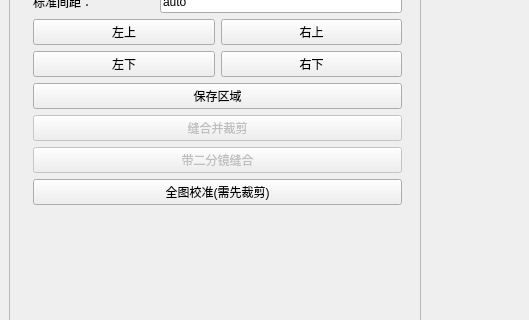
First picture: the form in need/ChipRegion.ui, repository ofen1996/Biomarker-BMChiper-no-div, before the edit; both pictures show x 0 to 529 and y 157 to 477 of the 847 by 581 pixel window.
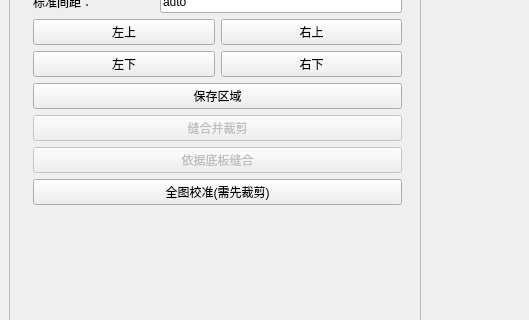
Second picture: the form after the edit.

Commit message: 添加英文化模块，放置于src文件夹内，使用qt自带的翻译家软件翻译

The edit to the form file:
```diff
--- a/need/ChipRegion.ui
+++ b/need/ChipRegion.ui
@@ -238,7 +238,7 @@
                   <bool>false</bool>
                  </property>
                  <property name="text">
-                  <string>带二分镜缝合</string>
+                  <string>依据底板缝合</string>
                  </property>
                 </widget>
                </item>
```
The commit also changes 2 other files.
